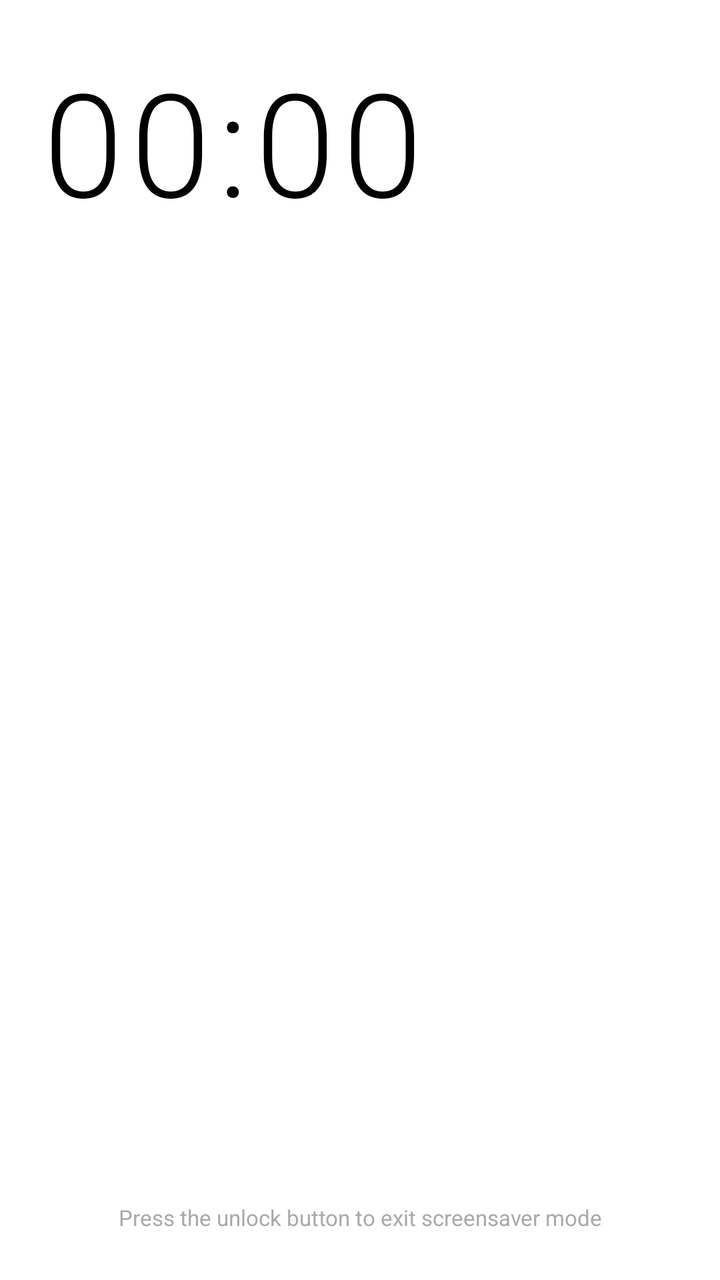
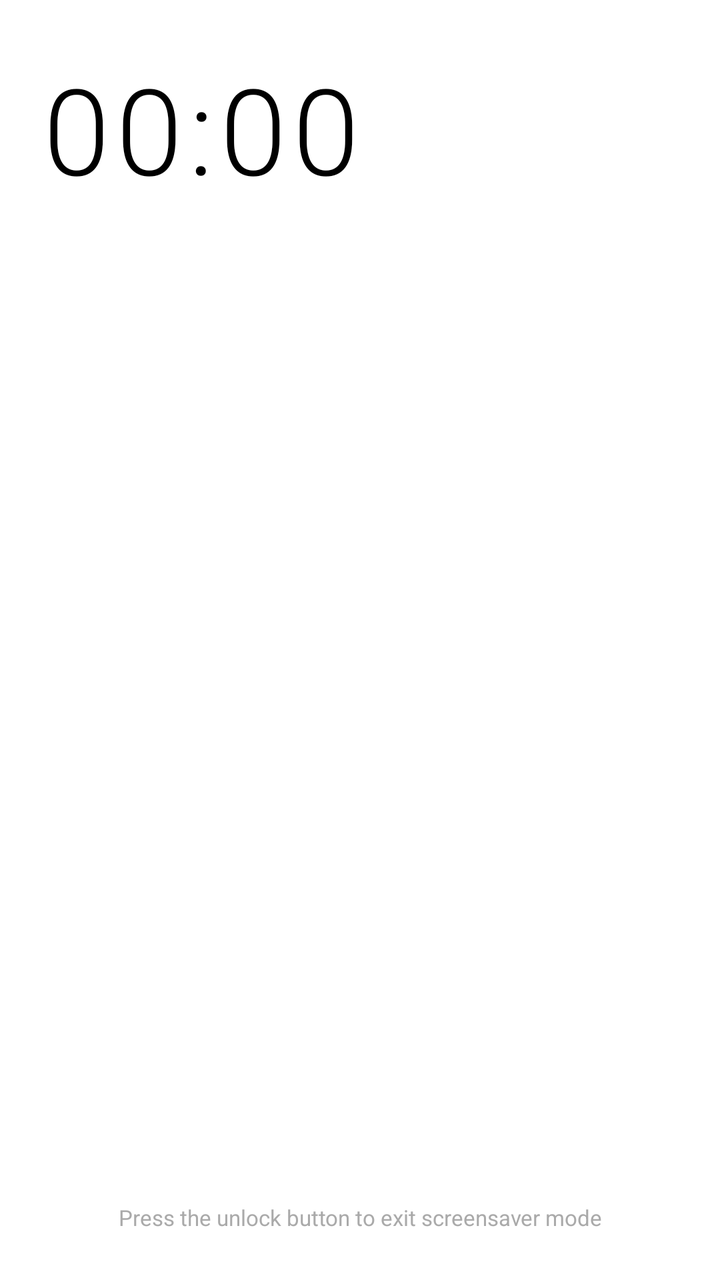

An Android layout rendered at two revisions. The XML below is the earlier revision; the diff shows what the commit changed to produce the second picture.
<!-- AndroidManifest.xml: activity theme Theme.LockScreen -->
<!-- res/layout/activity_lockscreen.xml -->
<?xml version="1.0" encoding="utf-8"?>
<FrameLayout xmlns:android="http://schemas.android.com/apk/res/android"
    android:id="@+id/touchInterceptor"
    android:layout_width="match_parent"
    android:layout_height="match_parent"
    android:background="#FFFFFF"
    android:clickable="true"
    android:focusable="true">

    <ImageView
        android:id="@+id/backgroundImage"
        android:layout_width="match_parent"
        android:layout_height="match_parent"
        android:scaleType="fitCenter"
        android:visibility="gone" />

    <LinearLayout
        android:id="@+id/mainContainer"
        android:layout_width="match_parent"
        android:layout_height="match_parent"
        android:orientation="vertical"
        android:paddingStart="20dp"
        android:paddingEnd="20dp"
        android:paddingTop="32dp"
        android:paddingBottom="80dp">

        
        <LinearLayout
            android:id="@+id/headerRow"
            android:layout_width="match_parent"
            android:layout_height="wrap_content"
            android:orientation="horizontal"
            android:baselineAligned="false"
            android:layout_marginBottom="16dp">

            <LinearLayout
                android:id="@+id/clockSection"
                android:layout_width="0dp"
                android:layout_weight="1"
                android:layout_height="wrap_content"
                android:orientation="vertical">

                <TextView
                    android:id="@+id/clockText"
                    android:layout_width="match_parent"
                    android:layout_height="wrap_content"
                    android:text="00:00"
                    android:textSize="72sp"
                    android:textColor="#000000"
                    android:fontFamily="sans-serif-light"
                    android:letterSpacing="0.05"
                    android:includeFontPadding="false" />

                <TextView
                    android:id="@+id/dateText"
                    android:layout_width="match_parent"
                    android:layout_height="wrap_content"
                    android:text=""
                    android:textSize="16sp"
                    android:textColor="#333333"
                    android:fontFamily="sans-serif"
                    android:layout_marginTop="4dp"
                    android:includeFontPadding="false" />
            </LinearLayout>

            <LinearLayout
                android:id="@+id/weatherSummary"
                android:layout_width="wrap_content"
                android:layout_height="wrap_content"
                android:orientation="vertical"
                android:gravity="end"
                android:layout_marginStart="12dp"
                android:visibility="gone">

                <TextView
                    android:id="@+id/weatherCurrentText"
                    android:layout_width="wrap_content"
                    android:layout_height="wrap_content"
                    android:textSize="16sp"
                    android:textColor="#000000"
                    android:gravity="end"
                    android:fontFamily="sans-serif" />

                <TextView
                    android:id="@+id/weatherDayNightText"
                    android:layout_width="wrap_content"
                    android:layout_height="wrap_content"
                    android:textSize="13sp"
                    android:textColor="#333333"
                    android:gravity="end"
                    android:fontFamily="sans-serif"
                    android:layout_marginTop="2dp" />
            </LinearLayout>
        </LinearLayout>

        
        <LinearLayout
            android:id="@+id/weatherSection"
            android:layout_width="match_parent"
            android:layout_height="wrap_content"
            android:orientation="horizontal"
            android:baselineAligned="false"
            android:layout_marginBottom="12dp"
            android:visibility="gone" />
        


        
        <FrameLayout
            android:id="@+id/newsSection"
            android:layout_width="match_parent"
            android:layout_height="wrap_content"
            android:layout_marginBottom="12dp"
            android:clipChildren="false"
            android:clipToPadding="false"
            android:background="@drawable/section_border"
            android:padding="10dp"
            android:visibility="gone">

            <TextView
                android:id="@+id/newsText"
                android:layout_width="match_parent"
                android:layout_height="wrap_content"
                android:layout_marginTop="16dp"
                android:textSize="13sp"
                android:textColor="#000000"
                android:fontFamily="sans-serif"
                android:lineSpacingMultiplier="1.3" />

            <TextView
                android:id="@+id/newsLabel"
                android:layout_width="wrap_content"
                android:layout_height="wrap_content"
                android:text="@string/label_news"
                android:textSize="12sp"
                android:textColor="#888888"
                android:fontFamily="sans-serif" />
        </FrameLayout>

        
        <LinearLayout
            android:id="@+id/stickersSection"
            android:layout_width="match_parent"
            android:layout_height="wrap_content"
            android:orientation="vertical"
            android:layout_marginBottom="12dp"
            android:visibility="gone" />

        
        <FrameLayout
            android:id="@+id/bookSection"
            android:layout_width="match_parent"
            android:layout_height="0dp"
            android:layout_weight="1"
            android:clipChildren="false"
            android:clipToPadding="false"
            android:background="@drawable/section_border"
            android:padding="10dp"
            android:visibility="gone">

            <LinearLayout
                android:layout_width="match_parent"
                android:layout_height="match_parent"
                android:orientation="horizontal"
                android:layout_marginTop="16dp">

                <ImageView
                    android:id="@+id/bookCoverImage"
                    android:layout_width="144dp"
                    android:layout_height="match_parent"
                    android:scaleType="centerCrop"
                    android:layout_marginEnd="12dp" />

                <LinearLayout
                    android:layout_width="0dp"
                    android:layout_height="wrap_content"
                    android:layout_weight="1"
                    android:orientation="vertical">

                    <TextView
                        android:id="@+id/bookTitleText"
                        android:layout_width="match_parent"
                        android:layout_height="wrap_content"
                        android:textSize="13sp"
                        android:textColor="#000000"
                        android:textStyle="bold"
                        android:fontFamily="sans-serif" />

                    <TextView
                        android:id="@+id/bookAuthorText"
                        android:layout_width="match_parent"
                        android:layout_height="wrap_content"
                        android:textSize="12sp"
                        android:textColor="#333333"
                        android:fontFamily="sans-serif"
                        android:layout_marginTop="2dp" />

                    <TextView
                        android:id="@+id/bookAnnotationText"
                        android:layout_width="match_parent"
                        android:layout_height="wrap_content"
                        android:textSize="11sp"
                        android:textColor="#555555"
                        android:fontFamily="sans-serif"
                        android:layout_marginTop="2dp" />
                </LinearLayout>
            </LinearLayout>

            <TextView
                android:id="@+id/bookLabel"
                android:layout_width="wrap_content"
                android:layout_height="wrap_content"
                android:text="@string/label_book"
                android:textSize="12sp"
                android:textColor="#888888"
                android:fontFamily="sans-serif" />
        </FrameLayout>

    </LinearLayout>

    
    <TextView
        android:id="@+id/unlockHintText"
        android:layout_width="wrap_content"
        android:layout_height="wrap_content"
        android:layout_gravity="bottom|center_horizontal"
        android:layout_marginBottom="24dp"
        android:text="@string/unlock_hint"
        android:textSize="11sp"
        android:textColor="#AAAAAA"
        android:gravity="center" />

</FrameLayout>
<!-- resources referenced by this layout -->
<resources>
  <!-- drawable section_border (drawable) -->
  <?xml version="1.0" encoding="utf-8"?>
  <shape xmlns:android="http://schemas.android.com/apk/res/android"
      android:shape="rectangle">
      <stroke
          android:width="1dp"
          android:color="#000000" />
      <corners android:radius="4dp" />
  </shape>
  <string name="label_book">Book</string>
  <string name="label_news">News</string>
  <string name="unlock_hint">Press the unlock button to exit screensaver mode</string>
  <style name="Theme.LockScreen" parent="Theme.Material3.Light.NoActionBar">
          <item name="android:windowFullscreen">true</item>
          <item name="android:windowBackground">@android:color/white</item>
          <item name="android:windowNoTitle">true</item>
          <item name="android:windowActionBar">false</item>
          <item name="android:windowAnimationStyle">@null</item>
          <item name="android:statusBarColor">#FFFFFF</item>
          <item name="android:navigationBarColor">#FFFFFF</item>
      </style>
</resources>

<!-- the commit's change to res/layout/activity_lockscreen.xml (unified diff, before → after) -->
@@ -45,7 +45,7 @@
                     android:layout_width="match_parent"
                     android:layout_height="wrap_content"
                     android:text="00:00"
-                    android:textSize="72sp"
+                    android:textSize="60sp"
                     android:textColor="#000000"
                     android:fontFamily="sans-serif-light"
                     android:letterSpacing="0.05"
@@ -90,19 +90,17 @@
                     android:gravity="end"
                     android:fontFamily="sans-serif"
                     android:layout_marginTop="2dp" />
+
+                
+                <LinearLayout
+                    android:id="@+id/weatherForecastRow"
+                    android:layout_width="wrap_content"
+                    android:layout_height="wrap_content"
+                    android:orientation="horizontal"
+                    android:baselineAligned="false"
+                    android:layout_marginTop="4dp" />
             </LinearLayout>
         </LinearLayout>
-
-        
-        <LinearLayout
-            android:id="@+id/weatherSection"
-            android:layout_width="match_parent"
-            android:layout_height="wrap_content"
-            android:orientation="horizontal"
-            android:baselineAligned="false"
-            android:layout_marginBottom="12dp"
-            android:visibility="gone" />
-        
 
 
         
